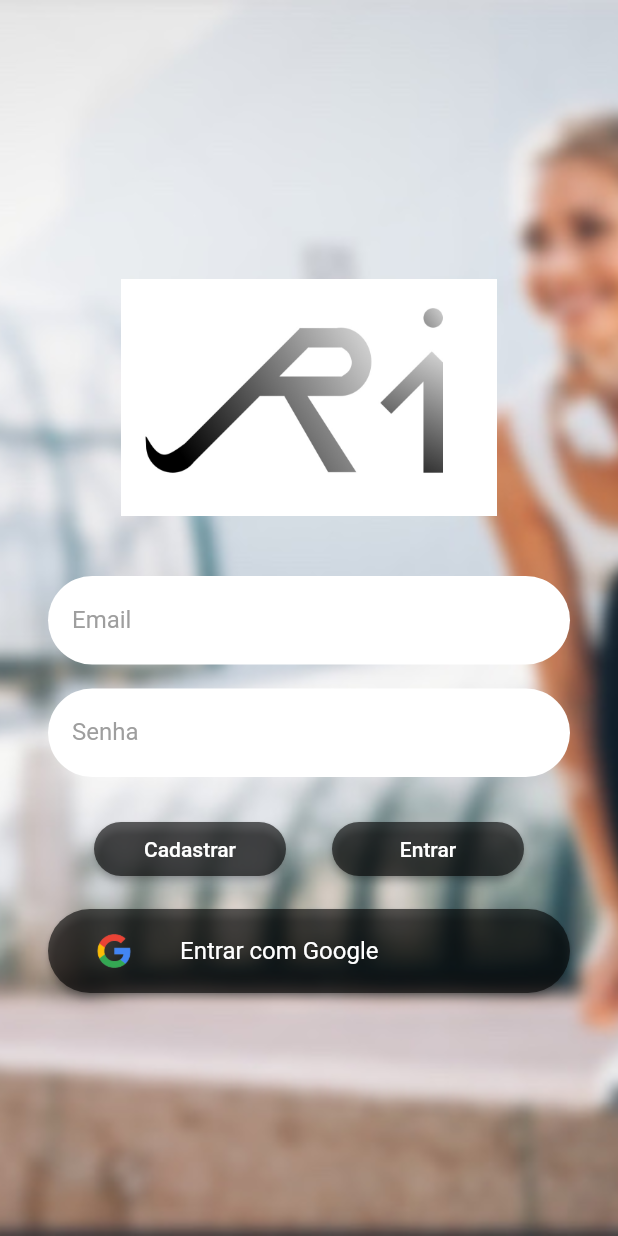
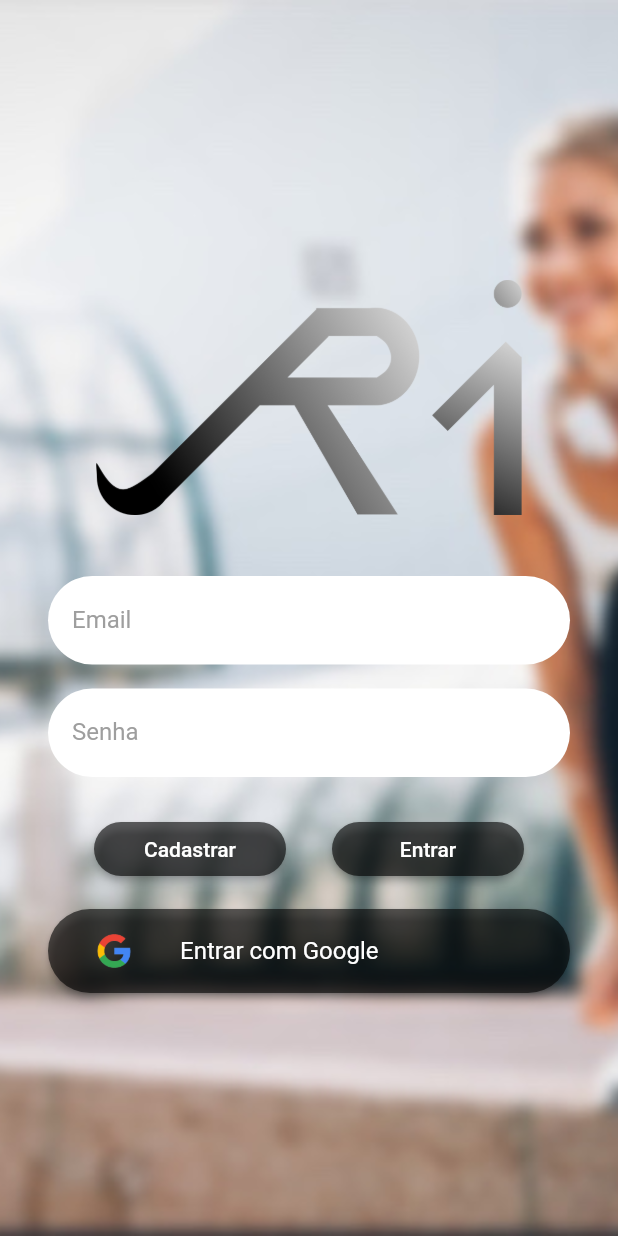
Before and after one commit to RunInBrasil/RunInApp, a Flutter app: the screen it shows after launch, on a phone screen of 412 x 824 dp. Run offline on Flutter 3.47's test engine with Material 2 defaults, Android fonts, the phone set to English and light mode, and no system bars; our stand-ins replace firebase_auth, firebase_core, firebase_database, google_sign_in; missing offline and left inert: countdown; accounts and stored records are empty; statements that could not run were skipped.

```diff
--- a/run_in/lib/login.dart
+++ b/run_in/lib/login.dart
@@ -100,7 +100,7 @@ class _LoginPageState extends State<LoginPageFrame> {
                   decoration: new BoxDecoration(
                       image: new DecorationImage(
                           image: new AssetImage(
-                              "assets/images/logo.jpg"),
+                              "assets/images/logo.png"),
                           fit: BoxFit.scaleDown)),
                 ),
               ),
```
